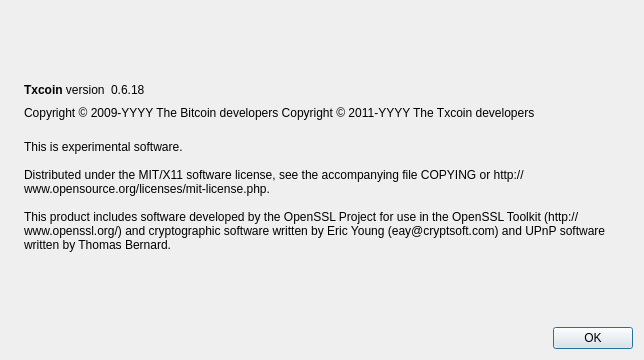
Txcoin/Txcoin-master, file src/qt/forms/aboutdialog.ui: the form before one commit.
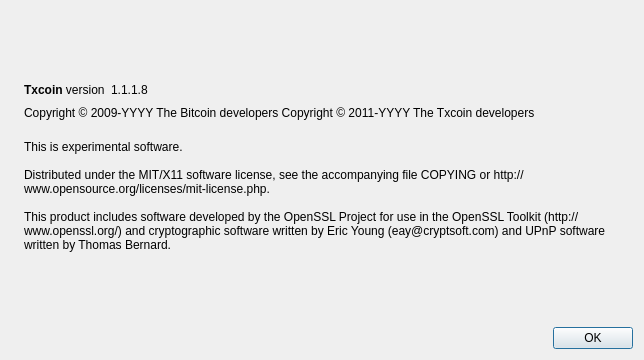
The form after the commit. Icons and pictures are not drawn.

```diff
--- a/src/qt/forms/aboutdialog.ui
+++ b/src/qt/forms/aboutdialog.ui
@@ -63,7 +63,7 @@
           <cursorShape>IBeamCursor</cursorShape>
          </property>
          <property name="text">
-          <string notr="true">0.6.18</string>
+          <string notr="true">1.1.1.8</string>
          </property>
          <property name="textInteractionFlags">
           <set>Qt::LinksAccessibleByMouse|Qt::TextSelectableByKeyboard|Qt::TextSelectableByMouse</set>
```
